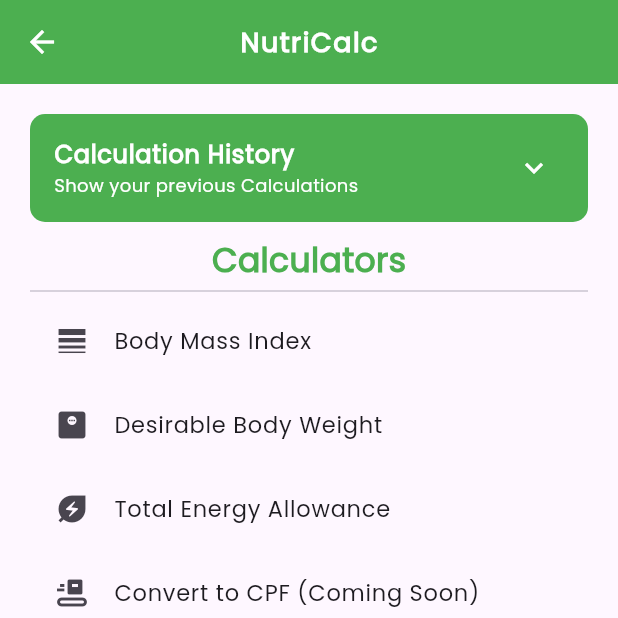
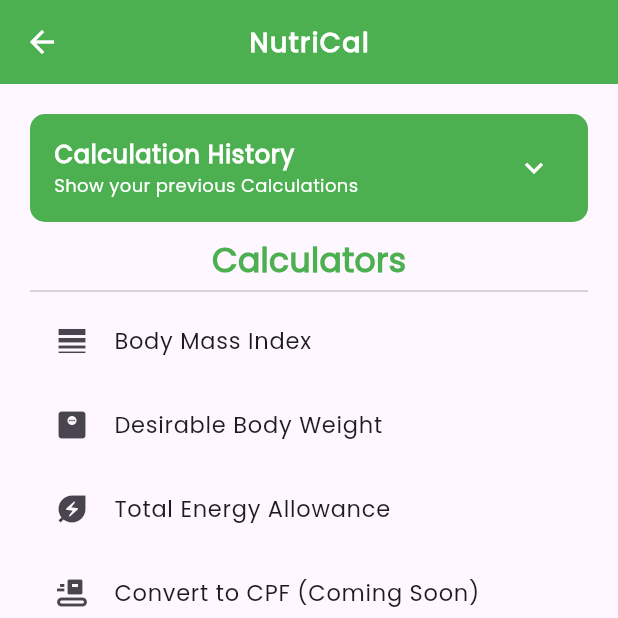
Before and after one commit to Kongshady/MobileDevNotifier, a Flutter app: the HomeScreen screen opened directly, on a phone screen of 412 x 824 dp, the top half of it. Run offline on Flutter 3.47's test engine with Material 3 defaults, Android fonts, the phone set to English and light mode, and no system bars; our stand-ins replace flutter_svg, smooth_page_indicator.

Commit message:
Image updates

```diff
--- a/lib/main.dart
+++ b/lib/main.dart
@@ -2,7 +2,7 @@ import 'package:flutter/material.dart';
 import 'package:health_app/onboarding/on_boarding.dart';
 import 'package:health_app/screen_routes/bmi_screen.dart';
 import 'package:health_app/screen_routes/dbw_screen.dart';
-import 'package:health_app/screen_routes/home_screen.dart';
+// import 'package:health_app/screen_routes/home_screen.dart';
 import 'package:health_app/screen_routes/tea_screen.dart';
 
 void main() {
--- a/lib/onboarding/on_boarding.dart
+++ b/lib/onboarding/on_boarding.dart
@@ -59,7 +59,8 @@ class _OnBoardingState extends State<OnBoarding> {
                   SmoothPageIndicator(
                     controller: _controller,
                     count: 3,
-                    effect: const SlideEffect(activeDotColor: Colors.green),
+                    effect:
+                        const SlideEffect(activeDotColor: Color(0xFF4CAF50)),
                   ),
 
                 // Next or Get Started Button
--- a/lib/screen_routes/home_screen.dart
+++ b/lib/screen_routes/home_screen.dart
@@ -12,7 +12,7 @@ class HomeScreen extends StatelessWidget {
     return Scaffold(
       appBar: AppBar(
         title: const Text(
-          'NutriCalc',
+          'NutriCal',
           style: TextStyle(
             fontSize: 18,
             fontWeight: FontWeight.bold,
```
Also changed, not shown: assets/images/insights.svg, assets/images/tracking.svg, assets/images/welcome.svg.
